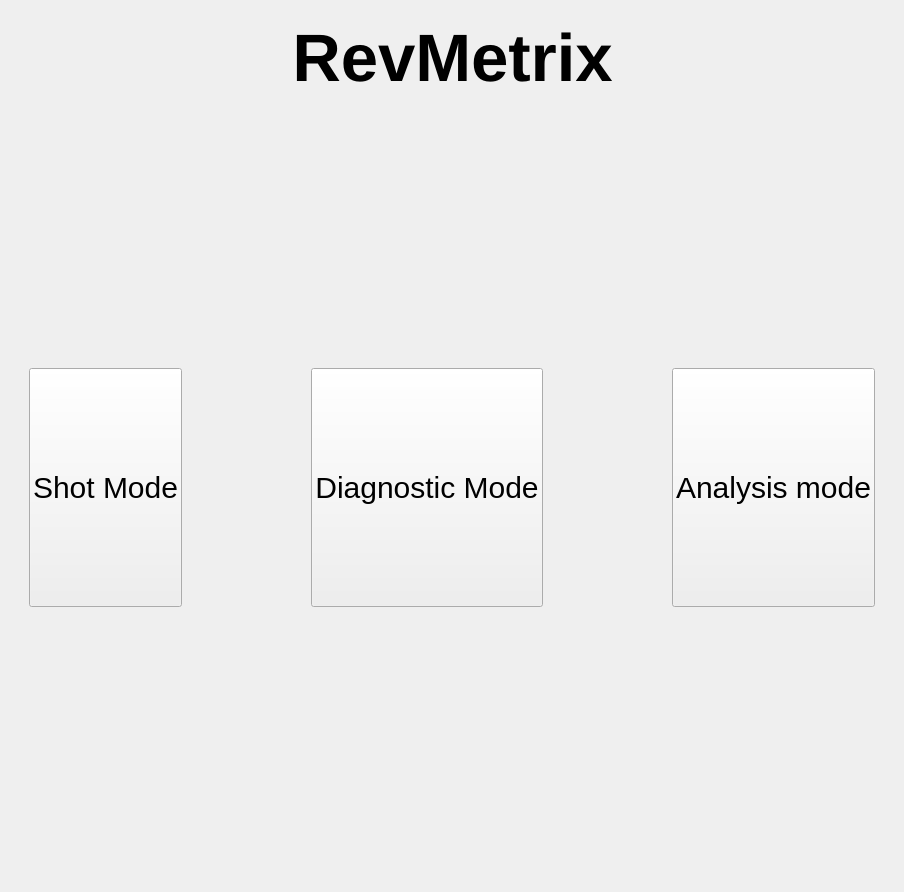
YCP-Rev-Metrix/BallSpinner-Controller-v2, file frontend/FrontPage.ui: the form before one commit.
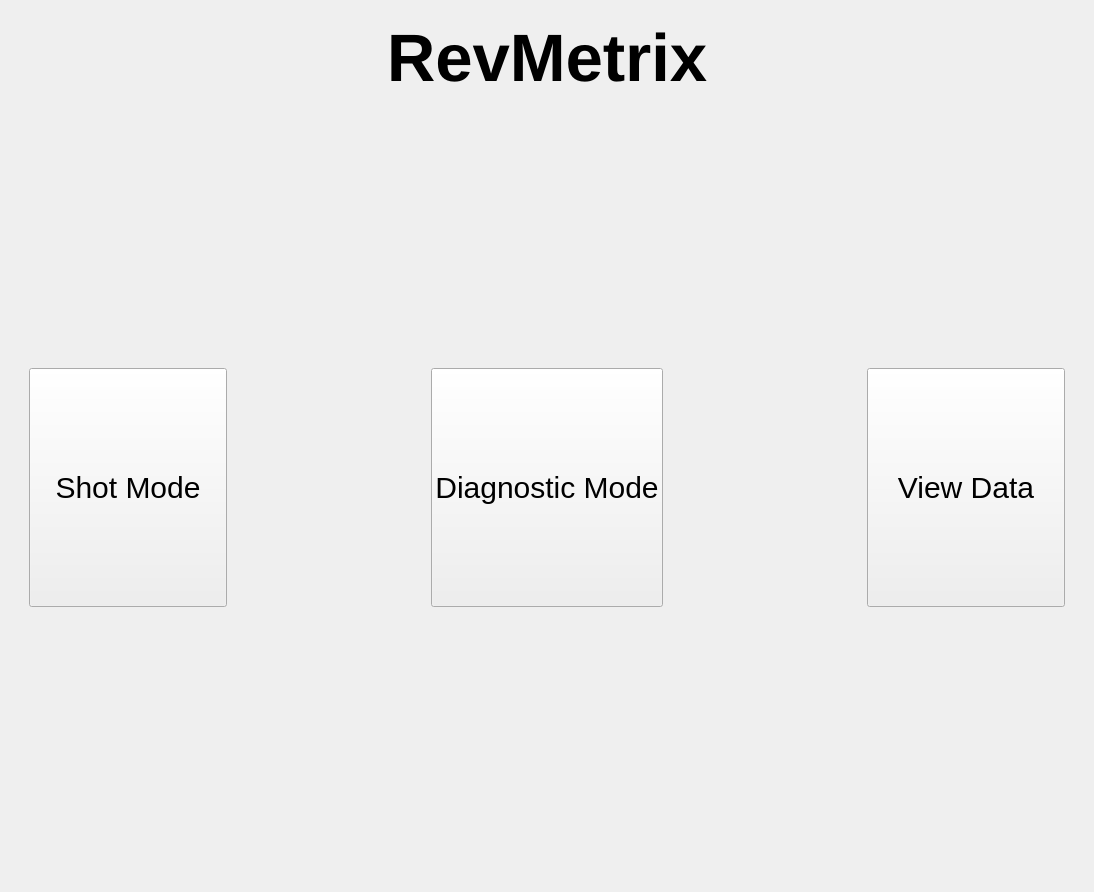
The form after the commit. Icons and pictures are not drawn.

Patch:
```diff
--- a/frontend/FrontPage.ui
+++ b/frontend/FrontPage.ui
@@ -6,7 +6,7 @@
    <rect>
     <x>0</x>
     <y>0</y>
-    <width>904</width>
+    <width>1094</width>
     <height>892</height>
    </rect>
   </property>
@@ -63,7 +63,7 @@
             <string notr="true">font-size: 30px</string>
            </property>
            <property name="text">
-            <string>Analysis mode</string>
+            <string>View Data</string>
            </property>
           </widget>
          </item>
```
